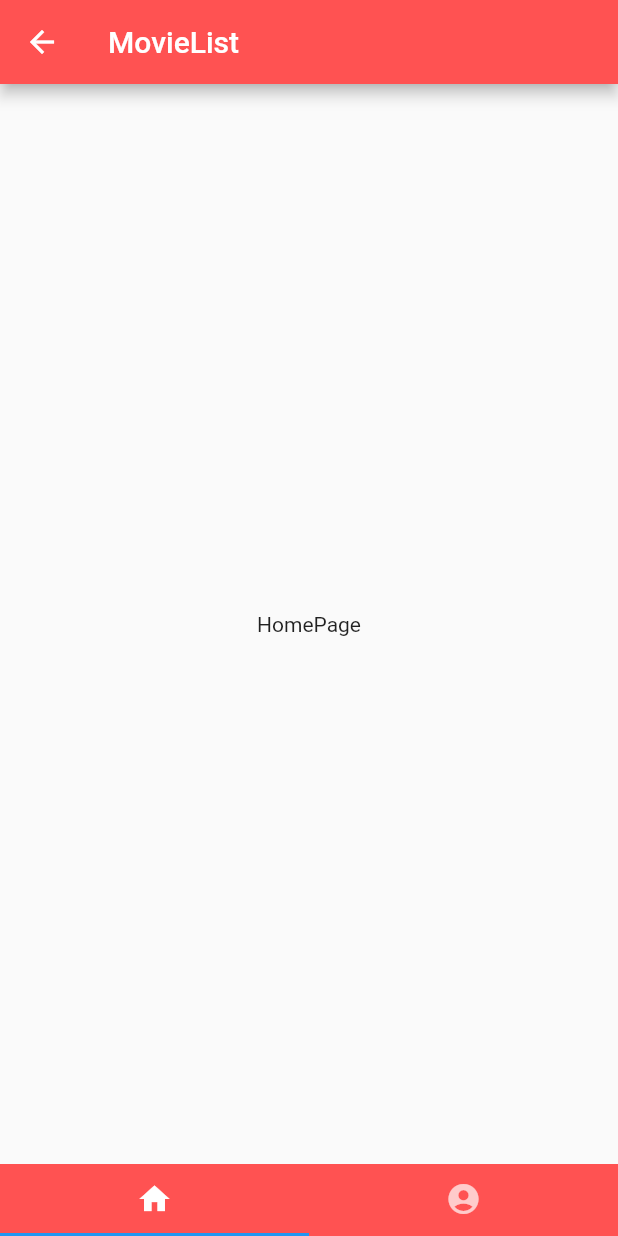
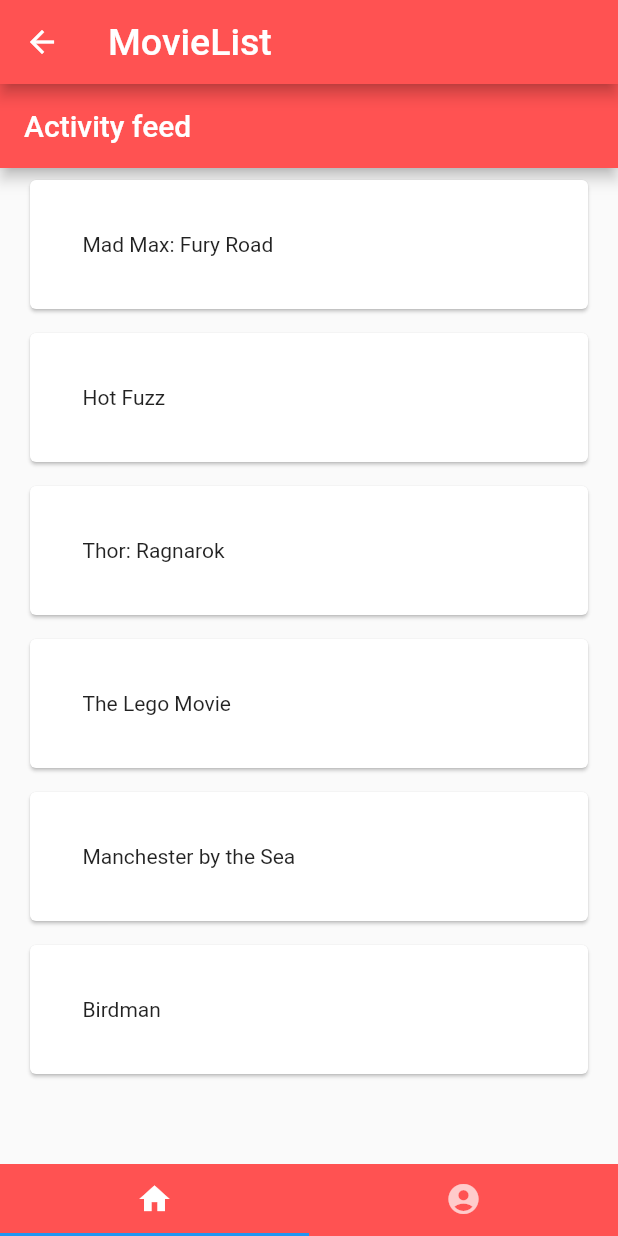
Before and after one commit to SoFoDa/MovieListApplication, a Flutter app: the screen it shows after launch, after a tap on "Log in", on a phone screen of 412 x 824 dp. Run offline on Flutter 3.47's test engine with Material 2 defaults, Android fonts, the light colour scheme and no system bars.

Commit message:
static activity card list

```diff
--- a/public/lib/main.dart
+++ b/public/lib/main.dart
@@ -8,6 +8,7 @@
   @override
   Widget build(BuildContext context) {
     return MaterialApp(
+      title: 'MovieListApplication',
       home: Login(),
     );
   }
@@ -33,7 +34,7 @@
             padding: EdgeInsets.only(top: 20.0, left: 25.0, right: 25.0),
             child: TextField(
               decoration:InputDecoration(
-                labelText: 'email'
+                labelText: 'password'
                 //TODO labelStyle
               )
             )
@@ -93,8 +94,15 @@
   Widget build(BuildContext context) {
     return new Scaffold(
       appBar: new AppBar(
-        title: new Text("MovieList"),
+        title: new Text(
+          "MovieList",
+          style: TextStyle(
+            fontSize: 25
+          ),
+        ),
         backgroundColor: Colors.redAccent,
+        // set to false for removal of back button
+        automaticallyImplyLeading: true,
       ),
 
       bottomNavigationBar: new Material(
--- a/public/lib/views/home.view.dart
+++ b/public/lib/views/home.view.dart
@@ -1,12 +1,66 @@
 import 'package:flutter/material.dart';
 
-class Home extends StatelessWidget {
+class Home extends StatefulWidget {
+  @override
+  _HomeState createState() => _HomeState();
+}
+
+class _HomeState extends State<Home> with SingleTickerProviderStateMixin{
+  // Static example data
+  List<String> movies = ['Mad Max: Fury Road',
+                         'Hot Fuzz',
+                         'Thor: Ragnarok',
+                         'The Lego Movie',
+                         'Manchester by the Sea',
+                         'Birdman'];
+
+  @override
+  void initState(){
+    super.initState();
+  }
+
+  @override
+  void dispose(){
+    super.dispose();
+  }
+
   @override
   Widget build(BuildContext context) {
-    return Container(
-      child: Center(
-        child: const Text('HomePage'),
-      ),
+    return Scaffold(
+      body: Column(
+        children: <Widget>[
+          Container(
+            child: AppBar(
+              title: Text(
+                'Activity feed',
+                style: TextStyle(
+                  fontSize: 20
+                ),
+              ),
+              backgroundColor: Colors.redAccent,
+              automaticallyImplyLeading: false,
+            )
+          ),
+          Expanded(
+            child: Center(
+              child: ListView.builder(
+                itemCount: movies.length,
+                itemBuilder: (context, index) {
+                  return ListTile(
+                    // TODO format card design with activity info
+                    subtitle: Card(
+                      child: Container(
+                        padding: EdgeInsets.all(35.0),
+                        child: Text('${movies[index]}'),
+                      ),
+                    ),
+                  );
+                },
+              ),
+            ),
+          ),
+        ],
+      )
     );
   }
 }
```
